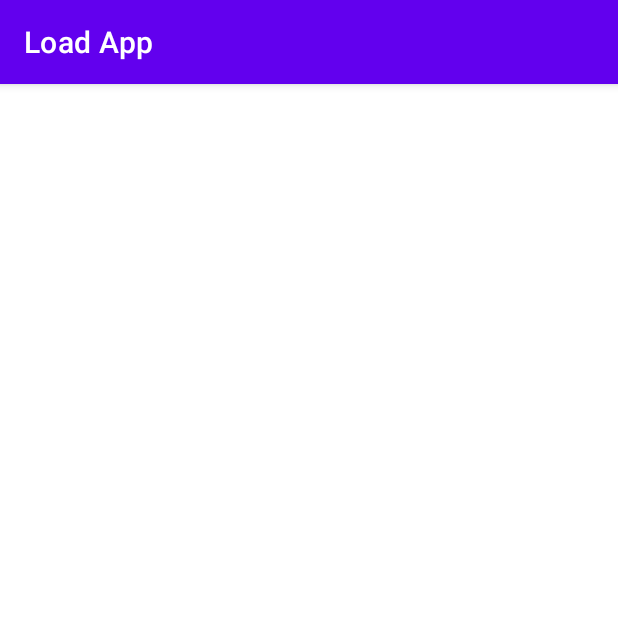
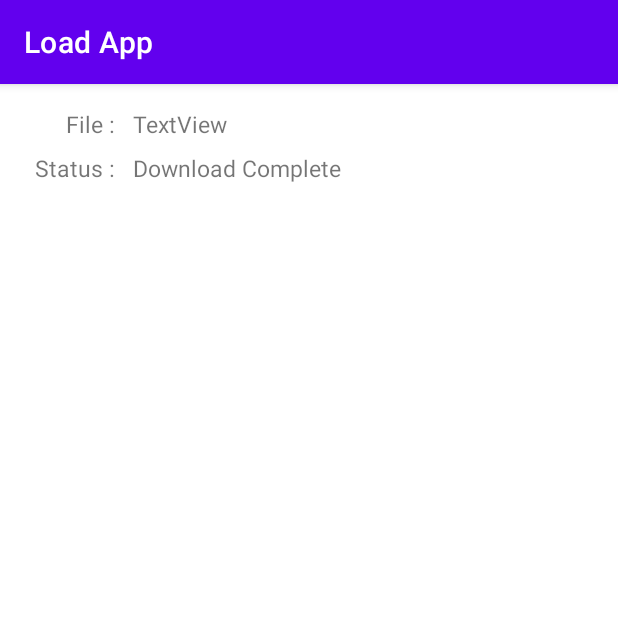
Before and after one commit to apigeoneer/app_LoadApp, an Android app: the DetailActivity screen opened directly, with no data from a screen before it, on a phone screen of 412 x 824 dp, the top half of it. Run offline under Robolectric (Android 15) with nearby library versions, the phone set to English and light mode, and no system bars; our stand-ins replace data binding.

```diff
--- a/app/src/main/java/com/gmail/apigeoneer/loadapp/ButtonState.kt
+++ b/app/src/main/java/com/gmail/apigeoneer/loadapp/customView/ButtonState.kt
@@ -1,4 +1,4 @@
-package com.gmail.apigeoneer.loadapp
+package com.gmail.apigeoneer.loadapp.customView
 
 // https://blog.kotlin-academy.com/enum-vs-sealed-class-which-one-to-choose-dc92ce7a4df5
 sealed class ButtonState {
--- a/app/src/main/res/layout/activity_detail.xml
+++ b/app/src/main/res/layout/activity_detail.xml
@@ -1,9 +1,61 @@
 <?xml version="1.0" encoding="utf-8"?>
-<androidx.constraintlayout.widget.ConstraintLayout xmlns:android="http://schemas.android.com/apk/res/android"
+<layout
+    xmlns:android="http://schemas.android.com/apk/res/android"
     xmlns:app="http://schemas.android.com/apk/res-auto"
-    xmlns:tools="http://schemas.android.com/tools"
-    android:layout_width="match_parent"
-    android:layout_height="match_parent"
-    tools:context=".DetailActivity">
+    xmlns:tools="http://schemas.android.com/tools">
 
-</androidx.constraintlayout.widget.ConstraintLayout>
+    <androidx.constraintlayout.widget.ConstraintLayout
+        android:layout_width="match_parent"
+        android:layout_height="match_parent"
+        tools:context=".DetailActivity">
+
+        <TextView
+            android:id="@+id/file_tv"
+            android:layout_width="wrap_content"
+            android:layout_height="wrap_content"
+            android:layout_marginTop="16dp"
+            android:text="File :  "
+            android:textSize="15sp"
+            app:layout_constraintEnd_toStartOf="@+id/guideline2"
+            app:layout_constraintTop_toTopOf="parent" />
+
+        <androidx.constraintlayout.widget.Guideline
+            android:id="@+id/guideline2"
+            android:layout_width="wrap_content"
+            android:layout_height="wrap_content"
+            android:orientation="vertical"
+            app:layout_constraintGuide_begin="85dp" />
+
+        <TextView
+            android:id="@+id/status_tv"
+            android:layout_width="wrap_content"
+            android:layout_height="wrap_content"
+            android:layout_marginTop="8dp"
+            android:text="Status :  "
+            android:textSize="15sp"
+            app:layout_constraintEnd_toStartOf="@+id/guideline2"
+            app:layout_constraintTop_toBottomOf="@+id/file_tv" />
+
+        <TextView
+            android:id="@+id/file_value_tv"
+            android:layout_width="wrap_content"
+            android:layout_height="wrap_content"
+            android:layout_marginStart="4dp"
+            android:text="TextView"
+            android:textSize="15sp"
+            app:layout_constraintBottom_toBottomOf="@+id/file_tv"
+            app:layout_constraintStart_toEndOf="@+id/file_tv"
+            app:layout_constraintTop_toTopOf="@+id/file_tv" />
+
+        <TextView
+            android:id="@+id/status_value_tv"
+            android:layout_width="wrap_content"
+            android:layout_height="wrap_content"
+            android:layout_marginStart="4dp"
+            android:text="Download Complete"
+            android:textSize="15sp"
+            app:layout_constraintBottom_toBottomOf="@+id/status_tv"
+            app:layout_constraintStart_toStartOf="@+id/guideline2"
+            app:layout_constraintTop_toTopOf="@+id/status_tv" />
+    </androidx.constraintlayout.widget.ConstraintLayout>
+</layout>
--- a/app/src/main/res/values/attrs.xml
+++ b/app/src/main/res/values/attrs.xml
@@ -1,7 +1,8 @@
 <?xml version="1.0" encoding="utf-8"?>
 <resources>
     <declare-styleable name="LoadingButton">
-        <attr name="buttonBackground" format="color"/>
-        <attr name="buttonText" format="string"/>
+        <attr name="btnBgColor" format="color"/>
+        <attr name="btnTextColor" format="color"/>
+        <attr name="btnCircleColor" format="color"/>
     </declare-styleable>
 </resources>
--- a/app/src/main/res/values/colors.xml
+++ b/app/src/main/res/values/colors.xml
@@ -7,4 +7,8 @@
     <color name="teal_700">#FF018786</color>
     <color name="black">#FF000000</color>
     <color name="white">#FFFFFFFF</color>
+    <color name="colorAccent">#4CAF50</color>
+    <color name="gray">#434343</color>
+    <color name="magenta">#880088</color>
+    <color name="transparent">#00F44336</color>
 </resources>
```
Also changed, not shown: app/src/main/java/com/gmail/apigeoneer/loadapp/DownloadUtils.kt (+5 -3 lines), app/src/main/java/com/gmail/apigeoneer/loadapp/MainActivity.kt (+9 -8 lines), app/src/main/java/com/gmail/apigeoneer/loadapp/NotificationUtils.kt (+21 -0 lines), app/src/main/java/com/gmail/apigeoneer/loadapp/customView/LoadingButton.kt (renamed from app/src/main/java/com/gmail/apigeoneer/loadapp/LoadingButton.kt, +66 -34 lines), app/src/main/java/com/gmail/apigeoneer/loadapp/customView/LoadingButtonUtils.kt (renamed from app/src/main/java/com/gmail/apigeoneer/loadapp/LoadingButtonUtils.kt, +9 -12 lines), app/src/main/res/layout/activity_main.xml (+9 -5 lines).
